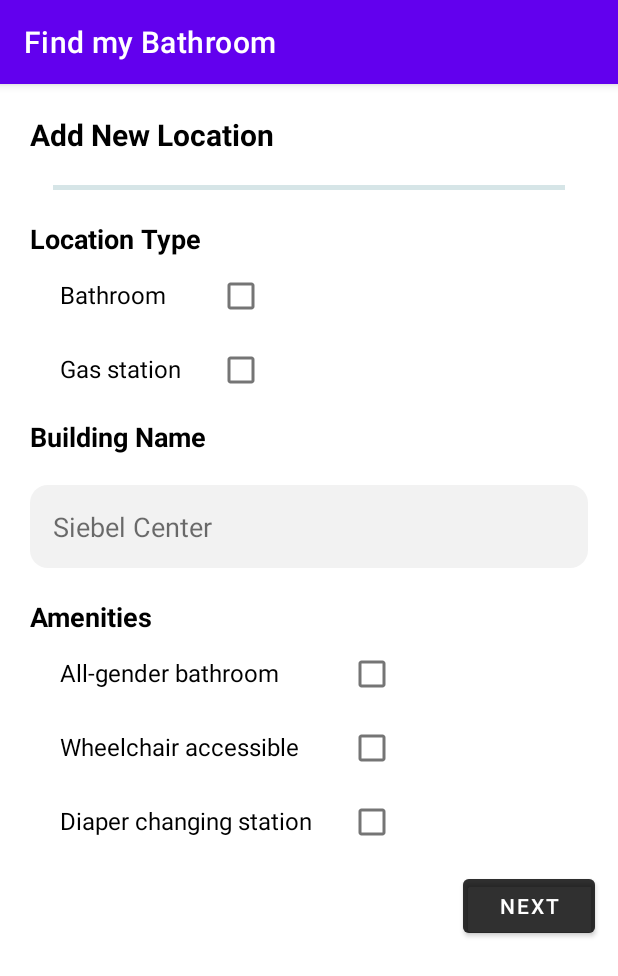
After one commit to emilyvera/find-my-bathroom, an Android app: the AddBathroomActivity screen opened directly, with no data from a screen before it, on a phone screen of 412 x 824 dp. The commit adds this screen. Shown: the top 976 px of the screen. Run offline under Robolectric (Android 15) with nearby library versions, the phone set to English and light mode, and no system bars.

Commit message:
Create initial AddBathroomActivity

```diff
--- a/app/src/main/AndroidManifest.xml
+++ b/app/src/main/AndroidManifest.xml
@@ -2,11 +2,6 @@
 <manifest xmlns:android="http://schemas.android.com/apk/res/android"
     package="edu.illinois.cs465.findmybathroom">
 
-    <!--
-         The ACCESS_COARSE/FINE_LOCATION permissions are not required to use
-         Google Maps Android API v2, but you must specify either coarse or fine
-         location permissions for the "MyLocation" functionality.
-    -->
     <application
         android:allowBackup="true"
         android:icon="@mipmap/ic_launcher"
@@ -14,7 +9,9 @@
         android:roundIcon="@mipmap/ic_launcher_round"
         android:supportsRtl="true"
         android:theme="@style/Theme.FindMyBathroom">
-
+        <activity
+            android:name=".AddBathroomActivity"
+            android:exported="false" />
         <!--
              The API key for Google Maps-based APIs is defined as a string resource.
              (See the file "res/values/google_maps_api.xml").
@@ -33,7 +30,6 @@
                 <category android:name="android.intent.category.LAUNCHER" />
             </intent-filter>
         </activity>
-
         <activity
             android:name=".MainActivity"
             android:exported="true">
@@ -43,6 +39,7 @@
                 <category android:name="android.intent.category.LAUNCHER" />
             </intent-filter>
         </activity>
+
         <meta-data
             android:name="com.google.android.geo.API_KEY"
             android:value="@string/google_maps_key" />
--- /dev/null
+++ b/app/src/main/java/edu/illinois/cs465/findmybathroom/AddBathroomActivity.java
@@ -0,0 +1,14 @@
+package edu.illinois.cs465.findmybathroom;
+
+import androidx.appcompat.app.AppCompatActivity;
+
+import android.os.Bundle;
+
+public class AddBathroomActivity extends AppCompatActivity {
+
+    @Override
+    protected void onCreate(Bundle savedInstanceState) {
+        super.onCreate(savedInstanceState);
+        setContentView(R.layout.activity_add_bathroom);
+    }
+}
--- a/app/src/main/java/edu/illinois/cs465/findmybathroom/HomeScreenActivity.java
+++ b/app/src/main/java/edu/illinois/cs465/findmybathroom/HomeScreenActivity.java
@@ -2,7 +2,11 @@ package edu.illinois.cs465.findmybathroom;
 
 import androidx.fragment.app.FragmentActivity;
 
+import android.content.Intent;
 import android.os.Bundle;
+import android.view.View;
+import android.widget.Button;
+import android.widget.ImageButton;
 
 import com.google.android.gms.maps.CameraUpdateFactory;
 import com.google.android.gms.maps.GoogleMap;
@@ -17,6 +21,18 @@ public class HomeScreenActivity extends FragmentActivity implements OnMapReadyCa
 
     private GoogleMap mMap;
     private ActivityHomeScreenBinding binding;
+    private ImageButton btnAddBathroom;
+
+    View.OnClickListener handler = new View.OnClickListener(){
+        public void onClick(View v) {
+            switch (v.getId()) {
+                case R.id.addButton:
+                    // doStuff
+                    startActivity(new Intent(HomeScreenActivity.this, AddBathroomActivity.class));
+                    break;
+            }
+        }
+    };
 
     @Override
     protected void onCreate(Bundle savedInstanceState) {
@@ -29,6 +45,10 @@ public class HomeScreenActivity extends FragmentActivity implements OnMapReadyCa
         SupportMapFragment mapFragment = (SupportMapFragment) getSupportFragmentManager()
                 .findFragmentById(R.id.map);
         mapFragment.getMapAsync(this);
+
+
+        btnAddBathroom = (ImageButton) findViewById(R.id.addButton);
+        btnAddBathroom.setOnClickListener(handler);
     }
 
     /**
--- /dev/null
+++ b/app/src/main/res/drawable/buildingname.xml
@@ -0,0 +1,5 @@
+<?xml version="1.0" encoding="utf-8"?>
+<shape xmlns:android="http://schemas.android.com/apk/res/android">
+    <solid android:color="#F2F2F2" />
+    <corners android:radius="12dp" />
+</shape>
--- /dev/null
+++ b/app/src/main/res/layout/activity_add_bathroom.xml
@@ -0,0 +1,191 @@
+<?xml version="1.0" encoding="utf-8"?>
+<androidx.constraintlayout.widget.ConstraintLayout xmlns:android="http://schemas.android.com/apk/res/android"
+    xmlns:app="http://schemas.android.com/apk/res-auto"
+    xmlns:tools="http://schemas.android.com/tools"
+    android:layout_width="match_parent"
+    android:layout_height="match_parent"
+    tools:context=".AddBathroomActivity">
+
+    <LinearLayout
+        android:layout_width="match_parent"
+        android:layout_height="match_parent"
+        android:orientation="vertical">
+
+        <TextView
+            android:layout_width="match_parent"
+            android:layout_height="wrap_content"
+            android:layout_margin="20dp"
+            android:textStyle="bold"
+            android:textSize="20dp"
+            android:textColor="@color/black"
+            android:text="Add New Location"/>
+
+        <View
+            android:layout_width="match_parent"
+            android:layout_height="3dp"
+            android:layout_marginLeft="35dp"
+            android:layout_marginRight="35dp"
+            android:background="#d6e5e7"/>
+
+        <TextView
+            android:layout_width="match_parent"
+            android:layout_height="wrap_content"
+            android:layout_marginLeft="20dp"
+            android:layout_marginTop="20dp"
+            android:layout_marginBottom="10dp"
+            android:textSize="18dp"
+            android:textColor="@color/black"
+            android:textStyle="bold"
+            android:text="Location Type"/>
+
+        <RelativeLayout
+            android:layout_width="wrap_content"
+            android:layout_height="wrap_content">
+
+            <TextView
+                android:id="@+id/text_bathroom"
+                android:layout_width="wrap_content"
+                android:layout_height="wrap_content"
+                android:layout_alignTop="@id/checkbox_bathroom"
+                android:layout_marginLeft="40dp"
+                android:layout_marginTop="4dp"
+                android:text="Bathroom"
+                android:textColor="@color/black"
+                android:textSize="16dp" />
+
+            <TextView
+                android:id="@+id/text_gas_station"
+                android:layout_width="wrap_content"
+                android:layout_height="wrap_content"
+                android:layout_alignTop="@id/checkbox_gas_station"
+                android:layout_below="@id/text_bathroom"
+                android:layout_marginLeft="40dp"
+                android:layout_marginTop="4dp"
+                android:textSize="16dp"
+                android:textColor="@color/black"
+                android:text="Gas station"/>
+
+            <CheckBox android:id="@+id/checkbox_bathroom"
+                android:layout_width="wrap_content"
+                android:layout_height="wrap_content"
+                android:gravity="top"
+                android:layout_toRightOf="@id/text_bathroom"
+                android:layout_alignLeft="@id/checkbox_gas_station"/>
+
+            <CheckBox
+                android:id="@+id/checkbox_gas_station"
+                android:layout_width="wrap_content"
+                android:layout_height="wrap_content"
+                android:layout_below="@id/checkbox_bathroom"
+                android:layout_marginLeft="16dp"
+                android:layout_marginTop="1dp"
+                android:layout_toRightOf="@id/text_gas_station"
+                android:gravity="top|right" />
+        </RelativeLayout>
+
+        <TextView
+            android:layout_width="match_parent"
+            android:layout_height="wrap_content"
+            android:layout_marginLeft="20dp"
+            android:textSize="18dp"
+            android:textColor="@color/black"
+            android:textStyle="bold"
+            android:text="Building Name"/>
+
+        <EditText
+            android:id="@+id/simpleEditText"
+            android:layout_width="match_parent"
+            android:layout_height="wrap_content"
+            android:background="@drawable/buildingname"
+            android:hint="Siebel Center"
+            android:padding="15dp"
+            android:layout_margin="20dp"
+            android:textColorHint="@color/common_google_signin_btn_text_light"/>
+
+        <TextView
+            android:layout_width="match_parent"
+            android:layout_height="wrap_content"
+            android:layout_marginLeft="20dp"
+            android:layout_marginBottom="10dp"
+            android:textSize="18dp"
+            android:textColor="@color/black"
+            android:textStyle="bold"
+            android:text="Amenities"/>
+
+        <RelativeLayout
+            android:layout_width="wrap_content"
+            android:layout_height="wrap_content">
+
+            <TextView
+                android:id="@+id/text_all_gender"
+                android:layout_width="wrap_content"
+                android:layout_height="wrap_content"
+                android:layout_alignTop="@id/checkbox_all_gender"
+                android:layout_marginLeft="40dp"
+                android:layout_marginTop="4dp"
+                android:text="All-gender bathroom"
+                android:textColor="@color/black"
+                android:textSize="16dp" />
+
+            <TextView
+                android:id="@+id/text_wheelchair_accessible"
+                android:layout_width="wrap_content"
+                android:layout_height="wrap_content"
+                android:layout_alignTop="@id/checkbox_wheelchair_accessible"
+                android:layout_below="@id/text_all_gender"
+                android:layout_marginLeft="40dp"
+                android:layout_marginTop="4dp"
+                android:textSize="16dp"
+                android:textColor="@color/black"
+                android:text="Wheelchair accessible"/>
+
+            <TextView
+                android:id="@+id/text_diaper_station"
+                android:layout_width="wrap_content"
+                android:layout_height="wrap_content"
+                android:layout_alignTop="@id/checkbox_diaper_station"
+                android:layout_below="@id/text_wheelchair_accessible"
+                android:layout_marginLeft="40dp"
+                android:layout_marginTop="4dp"
+                android:textSize="16dp"
+                android:textColor="@color/black"
+                android:text="Diaper changing station"/>
+
+            <CheckBox android:id="@+id/checkbox_all_gender"
+                android:layout_width="wrap_content"
+                android:layout_height="wrap_content"
+                android:gravity="top"
+                android:layout_toRightOf="@id/text_all_gender"
+                android:layout_alignLeft="@id/checkbox_diaper_station"/>
+
+            <CheckBox
+                android:id="@+id/checkbox_wheelchair_accessible"
+                android:layout_width="wrap_content"
+                android:layout_height="wrap_content"
+                android:layout_below="@id/checkbox_all_gender"
+                android:layout_marginTop="1dp"
+                android:layout_alignLeft="@id/checkbox_diaper_station"
+                android:layout_toRightOf="@id/text_wheelchair_accessible"
+                android:gravity="top|right" />
+
+            <CheckBox
+                android:id="@+id/checkbox_diaper_station"
+                android:layout_width="wrap_content"
+                android:layout_height="wrap_content"
+                android:layout_below="@id/checkbox_wheelchair_accessible"
+                android:layout_marginLeft="16dp"
+                android:layout_marginTop="1dp"
+                android:layout_toRightOf="@id/text_diaper_station"
+                android:gravity="top|right" />
+        </RelativeLayout>
+
+        <Button
+            android:layout_width="wrap_content"
+            android:layout_height="wrap_content"
+            android:layout_gravity="bottom|right"
+            android:layout_marginRight="15dp"
+            android:backgroundTint="@color/common_google_signin_btn_text_light"
+            android:text="Next" />
+    </LinearLayout>
+
+</androidx.constraintlayout.widget.ConstraintLayout>
```
Also changed, not shown: app/src/main/res/layout/activity_home_screen.xml (+0 -7 lines).
